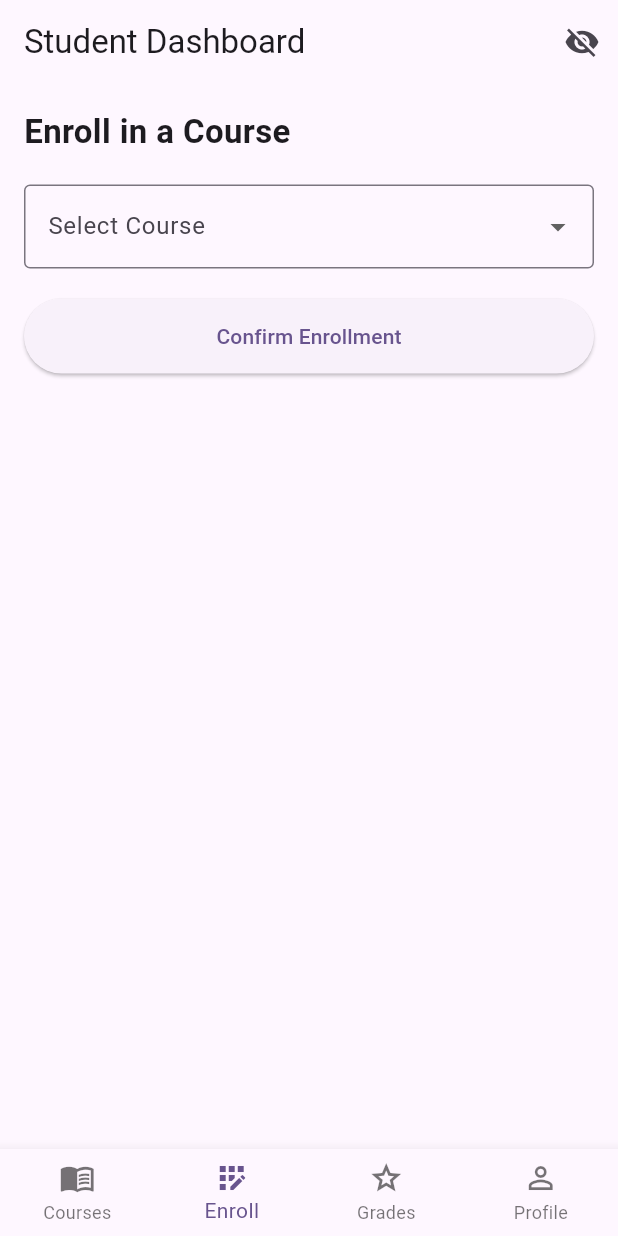
After one commit to aabdulrafay/EduSmart, a Flutter app: the StudentDashboardScreen screen opened directly, item 2 of the bottom bar chosen, on a phone screen of 412 x 824 dp. The commit adds this screen. Run offline on Flutter 3.47's test engine with Material 3 defaults, Android fonts, the phone set to English and light mode, and no system bars.

Commit message:
added student screens

```diff
--- /dev/null
+++ b/lib/student_dashboard_screen.dart
@@ -0,0 +1,122 @@
+// student_dashboard_screen.dart
+import 'package:flutter/material.dart';
+import './studentpages/courses_view.dart';
+import './studentpages/enrollment_view.dart';
+import './studentpages/grades_view.dart';
+import './studentpages/profile_view.dart';
+
+class StudentDashboardScreen extends StatefulWidget {
+  const StudentDashboardScreen({super.key});
+
+  @override
+  State<StudentDashboardScreen> createState() => _StudentDashboardScreenState();
+}
+
+class _StudentDashboardScreenState extends State<StudentDashboardScreen> {
+  int _selectedIndex = 0;
+  String? _courseToEnroll; // holds course selected on Courses page
+
+  // Central state: enrolled courses and results
+  final List<String> _enrolledCourses = [];
+  bool _resultsSubmitted = false; // simulate admin publishing results
+
+  // sample results map (replace with real backend data later)
+  final Map<String, Map<String, dynamic>> _resultsMap = {
+    'Mobile App Development': {'marks': 85, 'grade': 'A'},
+    'Database Systems': {'marks': 78, 'grade': 'B+'},
+    'Software Engineering': {'marks': 91, 'grade': 'A+'},
+  };
+
+  // Build pages dynamically so we can pass callbacks/params
+  List<Widget> _buildPages() {
+    return [
+      StudentCoursesView(
+        onNavigateToEnroll: (String courseName) {
+          setState(() {
+            _courseToEnroll = courseName;
+            _selectedIndex = 1; // switch to Enroll tab
+          });
+        },
+      ),
+      StudentEnrollmentView(
+        initialCourse: _courseToEnroll,
+        onEnrollmentSuccess: (String enrolledCourse) {
+          setState(() {
+            // keep enrolled courses unique
+            if (!_enrolledCourses.contains(enrolledCourse)) {
+              _enrolledCourses.add(enrolledCourse);
+            }
+            _selectedIndex = 2; // go to Grades tab
+          });
+
+          ScaffoldMessenger.of(context).showSnackBar(
+            SnackBar(content: Text('Enrolled in $enrolledCourse')),
+          );
+        },
+      ),
+      StudentGradesView(
+        enrolledCourses: _enrolledCourses,
+        resultsSubmitted: _resultsSubmitted,
+        resultsMap: _resultsMap,
+      ),
+      const StudentProfileView(),
+    ];
+  }
+
+  void _onItemTapped(int index) {
+    setState(() {
+      _selectedIndex = index;
+    });
+  }
+
+  @override
+  Widget build(BuildContext context) {
+    final pages = _buildPages();
+
+    return Scaffold(
+      appBar: AppBar(
+        title: const Text('Student Dashboard'),
+        automaticallyImplyLeading: false,
+        actions: [
+          // DEV helper: toggle results submission quickly (remove for production)
+          IconButton(
+            tooltip: 'Toggle results (dev)',
+            icon: Icon(_resultsSubmitted ? Icons.visibility : Icons.visibility_off),
+            onPressed: () {
+              setState(() {
+                _resultsSubmitted = !_resultsSubmitted;
+              });
+              ScaffoldMessenger.of(context).showSnackBar(
+                SnackBar(content: Text('resultsSubmitted = $_resultsSubmitted')),
+              );
+            },
+          ),
+        ],
+      ),
+      body: pages[_selectedIndex],
+      bottomNavigationBar: BottomNavigationBar(
+        items: const <BottomNavigationBarItem>[
+          BottomNavigationBarItem(
+            icon: Icon(Icons.menu_book_outlined),
+            label: 'Courses',
+          ),
+          BottomNavigationBarItem(
+            icon: Icon(Icons.app_registration_outlined),
+            label: 'Enroll',
+          ),
+          BottomNavigationBarItem(
+            icon: Icon(Icons.grade_outlined),
+            label: 'Grades',
+          ),
+          BottomNavigationBarItem(
+            icon: Icon(Icons.person_outline),
+            label: 'Profile',
+          ),
+        ],
+        currentIndex: _selectedIndex,
+        onTap: _onItemTapped,
+        type: BottomNavigationBarType.fixed,
+      ),
+    );
+  }
+}
--- /dev/null
+++ b/lib/studentpages/courses_view.dart
@@ -0,0 +1,38 @@
+import 'package:flutter/material.dart';
+
+class StudentCoursesView extends StatelessWidget {
+  final Function(String)? onNavigateToEnroll;
+
+  const StudentCoursesView({super.key, this.onNavigateToEnroll});
+
+  @override
+  Widget build(BuildContext context) {
+    final List<Map<String, String>> courses = [
+      {'course': 'Mobile App Development', 'teacher': 'Mr. Ali'},
+      {'course': 'Database Systems', 'teacher': 'Ms. Fatima'},
+      {'course': 'Software Engineering', 'teacher': 'Dr. Ahmed'},
+    ];
+
+    return ListView.builder(
+      padding: const EdgeInsets.all(16.0),
+      itemCount: courses.length,
+      itemBuilder: (context, index) {
+        final course = courses[index];
+        return Card(
+          margin: const EdgeInsets.symmetric(vertical: 8.0),
+          child: ListTile(
+            leading: const Icon(Icons.book_outlined, color: Colors.blue),
+            title: Text(course['course']!),
+            subtitle: Text('Teacher: ${course['teacher']}'),
+            trailing: ElevatedButton(
+              onPressed: () {
+                onNavigateToEnroll?.call(course['course']!);
+              },
+              child: const Text('Enroll'),
+            ),
+          ),
+        );
+      },
+    );
+  }
+}
--- /dev/null
+++ b/lib/studentpages/enrollment_view.dart
@@ -0,0 +1,70 @@
+import 'package:flutter/material.dart';
+
+class StudentEnrollmentView extends StatefulWidget {
+  final String? initialCourse;
+  final Function(String)? onEnrollmentSuccess;
+
+  const StudentEnrollmentView({super.key, this.initialCourse, this.onEnrollmentSuccess});
+
+  @override
+  State<StudentEnrollmentView> createState() => _StudentEnrollmentViewState();
+}
+
+class _StudentEnrollmentViewState extends State<StudentEnrollmentView> {
+  String? _selectedCourse;
+  final List<String> availableCourses = [
+    'Mobile App Development',
+    'Database Systems',
+    'Software Engineering',
+  ];
+
+  @override
+  void initState() {
+    super.initState();
+    _selectedCourse = widget.initialCourse;
+  }
+
+  void _enroll() {
+    if (_selectedCourse != null) {
+      widget.onEnrollmentSuccess?.call(_selectedCourse!);
+    }
+  }
+
+  @override
+  Widget build(BuildContext context) {
+    return Padding(
+      padding: const EdgeInsets.all(16.0),
+      child: Column(
+        crossAxisAlignment: CrossAxisAlignment.start,
+        children: [
+          const Text(
+            'Enroll in a Course',
+            style: TextStyle(fontSize: 22, fontWeight: FontWeight.bold),
+          ),
+          const SizedBox(height: 20),
+          DropdownButtonFormField<String>(
+            value: _selectedCourse,
+            items: availableCourses
+                .map((course) => DropdownMenuItem(value: course, child: Text(course)))
+                .toList(),
+            onChanged: (value) => setState(() => _selectedCourse = value),
+            decoration: const InputDecoration(
+              labelText: 'Select Course',
+              border: OutlineInputBorder(),
+            ),
+          ),
+          const SizedBox(height: 20),
+          Center(
+            child: ElevatedButton(
+              onPressed: _enroll,
+              style: ElevatedButton.styleFrom(
+                minimumSize: const Size(double.infinity, 50),
+              ),
+              child: const Text('Confirm Enrollment'),
+            ),
+          ),
+        ],
+      ),
+    );
+  }
+}
```
Also changed, not shown: lib/login_screen.dart (+9 -1 lines), lib/studentpages/grades_view.dart (added, +89 -0 lines), lib/studentpages/profile_view.dart (added, +104 -0 lines).
